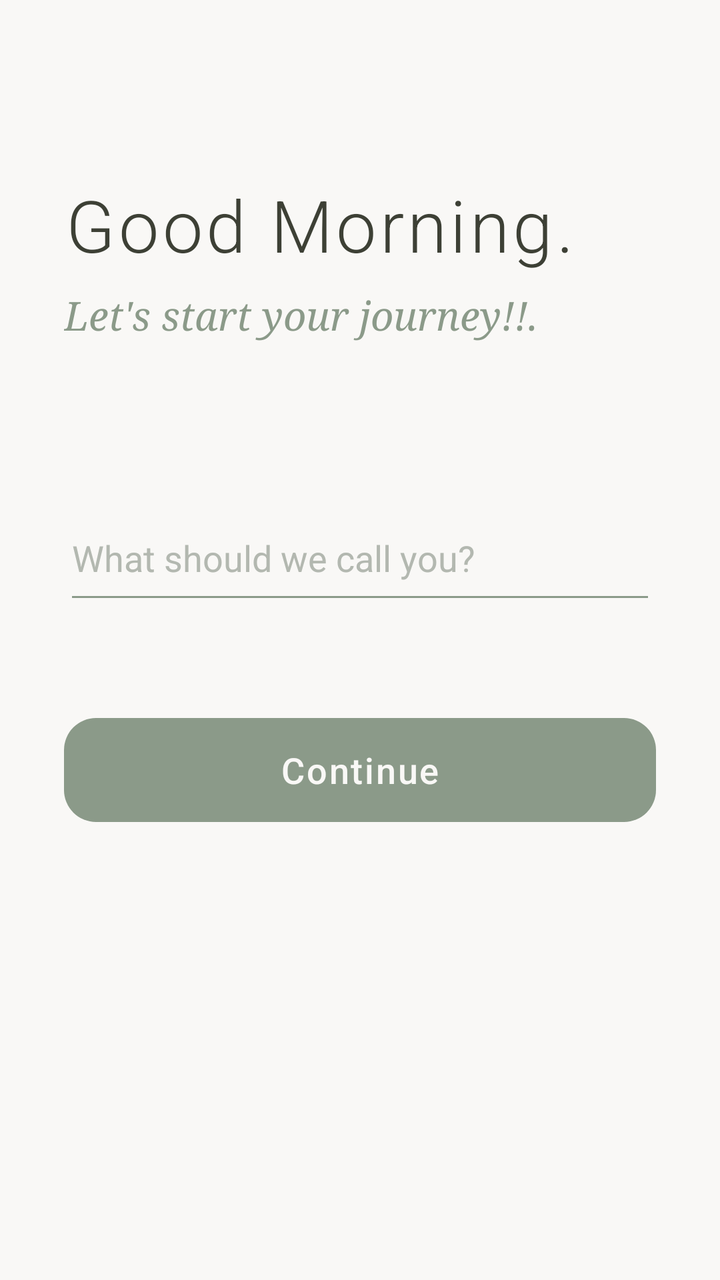
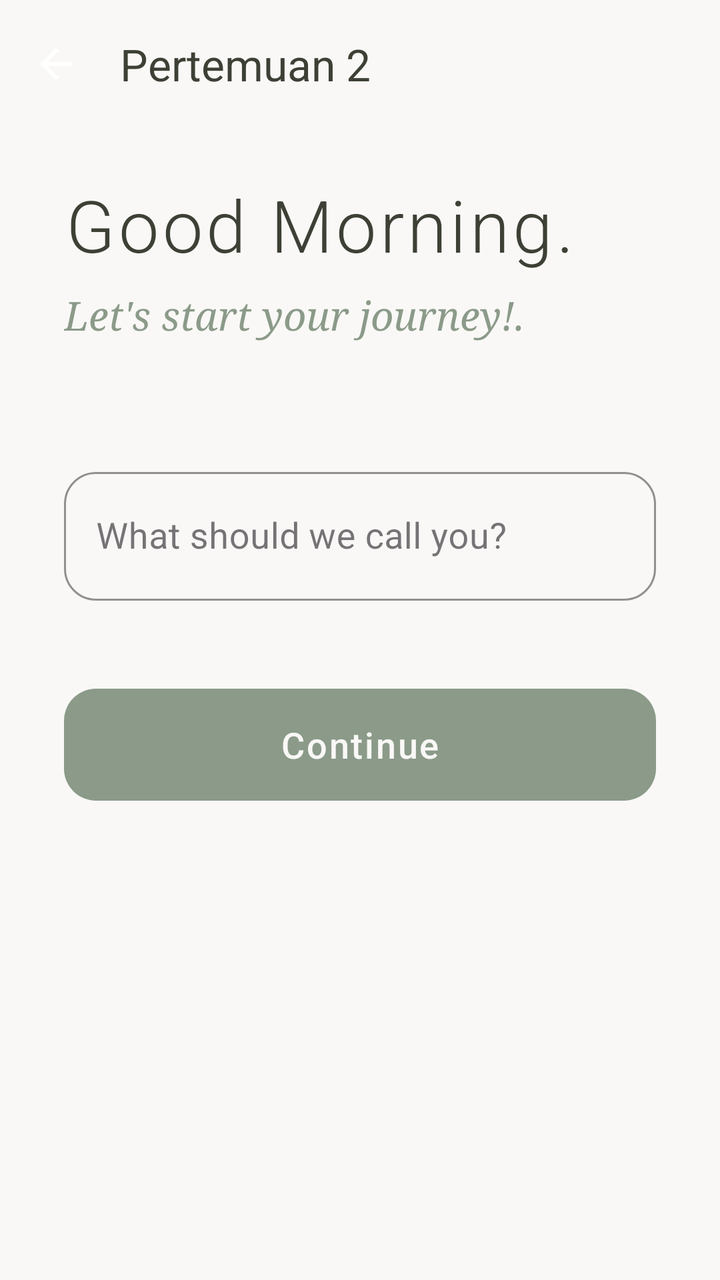

Compare the two renders of this Android layout. The source of the first and the diff that turns it into the second are given below.
<!-- AndroidManifest.xml: application theme Theme.NauraApps -->
<!-- res/layout/activity_second.xml -->
<?xml version="1.0" encoding="utf-8"?>
<androidx.constraintlayout.widget.ConstraintLayout xmlns:android="http://schemas.android.com/apk/res/android"
    xmlns:app="http://schemas.android.com/apk/res-auto"
    xmlns:tools="http://schemas.android.com/tools"
    android:id="@+id/main"
    android:layout_width="match_parent"
    android:layout_height="match_parent"
    android:background="#F9F8F6"
    android:padding="32dp"
    tools:context=".pertemuan_2.SecondActivity">

    <TextView
        android:id="@+id/headerTitle"
        android:layout_width="wrap_content"
        android:layout_height="wrap_content"
        android:layout_marginTop="56dp"
        android:fontFamily="sans-serif-light"
        android:letterSpacing="0.05"
        android:text="Good Morning."
        android:textColor="#3D4035"
        android:textSize="36sp"
        app:layout_constraintStart_toStartOf="parent"
        app:layout_constraintTop_toTopOf="parent" />

    <TextView
        android:id="@+id/textNama"
        android:layout_width="wrap_content"
        android:layout_height="wrap_content"
        android:layout_marginTop="8dp"
        android:fontFamily="serif"
        android:text="Let's start your journey!!."
        android:textColor="#8B9A89"
        android:textSize="20sp"
        android:textStyle="italic"
        app:layout_constraintStart_toStartOf="parent"
        app:layout_constraintTop_toBottomOf="@id/headerTitle" />

    <EditText
        android:id="@+id/inputNama"
        android:layout_width="match_parent"
        android:layout_height="wrap_content"
        android:layout_marginTop="80dp"
        android:backgroundTint="#8B9A89"
        android:fontFamily="sans-serif"
        android:hint="What should we call you?"
        android:inputType="textPersonName"
        android:paddingTop="16dp"
        android:paddingBottom="16dp"
        android:textColor="#3D4035"
        android:textColorHint="#B3B8B0"
        android:textSize="18sp"
        app:layout_constraintEnd_toEndOf="parent"
        app:layout_constraintStart_toStartOf="parent"
        app:layout_constraintTop_toBottomOf="@id/textNama" />

    <Button
        android:id="@+id/btnSubmit"
        android:layout_width="match_parent"
        android:layout_height="60dp"
        android:layout_marginTop="48dp"
        android:elevation="0dp"
        android:fontFamily="sans-serif-medium"
        android:letterSpacing="0.05"
        android:text="Continue"
        android:textAllCaps="false"
        android:textColor="#F9F8F6"
        android:textSize="18sp"
        app:backgroundTint="#8B9A89"
        app:cornerRadius="16dp"
        app:layout_constraintEnd_toEndOf="parent"
        app:layout_constraintStart_toStartOf="parent"
        app:layout_constraintTop_toBottomOf="@id/inputNama" />

</androidx.constraintlayout.widget.ConstraintLayout>
<!-- resources referenced by this layout -->
<resources>
  <style name="Theme.NauraApps" parent="Base.Theme.NauraApps" />
  <style name="Base.Theme.NauraApps" parent="Theme.Material3.DayNight.NoActionBar">
          
          
      </style>
</resources>

<!-- the commit's change to res/layout/activity_second.xml (unified diff, before → after) -->
@@ -1,74 +1,104 @@
 <?xml version="1.0" encoding="utf-8"?>
-<androidx.constraintlayout.widget.ConstraintLayout xmlns:android="http://schemas.android.com/apk/res/android"
+<androidx.constraintlayout.widget.ConstraintLayout
+    xmlns:android="http://schemas.android.com/apk/res/android"
     xmlns:app="http://schemas.android.com/apk/res-auto"
     xmlns:tools="http://schemas.android.com/tools"
     android:id="@+id/main"
     android:layout_width="match_parent"
     android:layout_height="match_parent"
-    android:background="#F9F8F6"
-    android:padding="32dp"
-    tools:context=".pertemuan_2.SecondActivity">
+    android:background="@color/soft_beige"
+    tools:context=".Home.pertemuan_2.SecondActivity">
 
-    <TextView
-        android:id="@+id/headerTitle"
-        android:layout_width="wrap_content"
-        android:layout_height="wrap_content"
-        android:layout_marginTop="56dp"
-        android:fontFamily="sans-serif-light"
-        android:letterSpacing="0.05"
-        android:text="Good Morning."
-        android:textColor="#3D4035"
-        android:textSize="36sp"
-        app:layout_constraintStart_toStartOf="parent"
-        app:layout_constraintTop_toTopOf="parent" />
-
-    <TextView
-        android:id="@+id/textNama"
-        android:layout_width="wrap_content"
-        android:layout_height="wrap_content"
-        android:layout_marginTop="8dp"
-        android:fontFamily="serif"
-        android:text="Let's start your journey!!."
-        android:textColor="#8B9A89"
-        android:textSize="20sp"
-        android:textStyle="italic"
-        app:layout_constraintStart_toStartOf="parent"
-        app:layout_constraintTop_toBottomOf="@id/headerTitle" />
-
-    <EditText
-        android:id="@+id/inputNama"
+    <com.google.android.material.appbar.AppBarLayout
+        android:id="@+id/appBarLayout"
         android:layout_width="match_parent"
         android:layout_height="wrap_content"
-        android:layout_marginTop="80dp"
-        android:backgroundTint="#8B9A89"
-        android:fontFamily="sans-serif"
+        android:background="@android:color/transparent"
+        app:elevation="0dp"
+        app:layout_constraintTop_toTopOf="parent">
+
+        <androidx.appcompat.widget.Toolbar
+            android:id="@+id/toolbar"
+            android:layout_width="match_parent"
+            android:layout_height="?attr/actionBarSize"
+            app:navigationIcon="@drawable/ic_arrow_back"
+            app:navigationIconTint="@color/dark_olive"
+            app:title="Pertemuan 2"
+            app:titleTextColor="@color/dark_olive" />
+    </com.google.android.material.appbar.AppBarLayout>
+
+    <LinearLayout
+        android:id="@+id/headerGroup"
+        android:layout_width="match_parent"
+        android:layout_height="wrap_content"
+        android:orientation="vertical"
+        android:paddingHorizontal="32dp"
+        android:layout_marginTop="24dp"
+        app:layout_constraintTop_toBottomOf="@id/appBarLayout">
+
+        <TextView
+            android:id="@+id/headerTitle"
+            android:layout_width="wrap_content"
+            android:layout_height="wrap_content"
+            android:fontFamily="sans-serif-light"
+            android:letterSpacing="0.05"
+            android:text="Good Morning."
+            android:textColor="@color/dark_olive"
+            android:textSize="36sp" />
+
+        <TextView
+            android:id="@+id/textNama"
+            android:layout_width="wrap_content"
+            android:layout_height="wrap_content"
+            android:layout_marginTop="8dp"
+            android:fontFamily="serif"
+            android:text="Let's start your journey!."
+            android:textColor="@color/sage_green"
+            android:textSize="20sp"
+            android:textStyle="italic" />
+    </LinearLayout>
+
+    <com.google.android.material.textfield.TextInputLayout
+        android:id="@+id/inputLayout"
+        style="@style/Widget.MaterialComponents.TextInputLayout.OutlinedBox"
+        android:layout_width="match_parent"
+        android:layout_height="wrap_content"
+        android:layout_marginHorizontal="32dp"
+        android:layout_marginTop="60dp"
         android:hint="What should we call you?"
-        android:inputType="textPersonName"
-        android:paddingTop="16dp"
-        android:paddingBottom="16dp"
-        android:textColor="#3D4035"
-        android:textColorHint="#B3B8B0"
-        android:textSize="18sp"
-        app:layout_constraintEnd_toEndOf="parent"
-        app:layout_constraintStart_toStartOf="parent"
-        app:layout_constraintTop_toBottomOf="@id/textNama" />
+        app:boxCornerRadiusBottomEnd="16dp"
+        app:boxCornerRadiusBottomStart="16dp"
+        app:boxCornerRadiusTopEnd="16dp"
+        app:boxCornerRadiusTopStart="16dp"
+        app:boxStrokeColor="@color/sage_green"
+        app:hintTextColor="@color/sage_green"
+        app:layout_constraintTop_toBottomOf="@id/headerGroup">
+
+        <com.google.android.material.textfield.TextInputEditText
+            android:id="@+id/inputNama"
+            android:layout_width="match_parent"
+            android:layout_height="wrap_content"
+            android:inputType="textPersonName"
+            android:paddingVertical="20dp"
+            android:textColor="@color/dark_olive"
+            android:textSize="18sp" />
+    </com.google.android.material.textfield.TextInputLayout>
 
     <Button
         android:id="@+id/btnSubmit"
         android:layout_width="match_parent"
-        android:layout_height="60dp"
-        android:layout_marginTop="48dp"
-        android:elevation="0dp"
+        android:layout_height="64dp"
+        android:layout_marginHorizontal="32dp"
+        android:layout_marginTop="40dp"
         android:fontFamily="sans-serif-medium"
         android:letterSpacing="0.05"
         android:text="Continue"
         android:textAllCaps="false"
-        android:textColor="#F9F8F6"
+        android:textColor="@color/soft_beige"
         android:textSize="18sp"
-        app:backgroundTint="#8B9A89"
+        app:backgroundTint="@color/sage_green"
         app:cornerRadius="16dp"
-        app:layout_constraintEnd_toEndOf="parent"
-        app:layout_constraintStart_toStartOf="parent"
-        app:layout_constraintTop_toBottomOf="@id/inputNama" />
+        app:elevation="4dp"
+        app:layout_constraintTop_toBottomOf="@id/inputLayout" />
 
 </androidx.constraintlayout.widget.ConstraintLayout>
<!-- resource entries referenced after the edit -->
@@ -1,5 +1,14 @@
 <!-- resources referenced by this layout -->
 <resources>
+  <color name="dark_olive">#3D4035</color>
+  <color name="sage_green">#8B9A89</color>
+  <color name="soft_beige">#F9F8F6</color>
+  <!-- drawable ic_arrow_back (drawable) -->
+  <vector xmlns:android="http://schemas.android.com/apk/res/android" android:autoMirrored="true" android:height="24dp" android:tint="#FFFFFF" android:viewportHeight="24" android:viewportWidth="24" android:width="24dp">
+        
+      <path android:fillColor="@android:color/white" android:pathData="M20,11H7.83l5.59,-5.59L12,4l-8,8 8,8 1.41,-1.41L7.83,13H20v-2z"/>
+      
+  </vector>
   <style name="Theme.NauraApps" parent="Base.Theme.NauraApps" />
   <style name="Base.Theme.NauraApps" parent="Theme.Material3.DayNight.NoActionBar">
           
